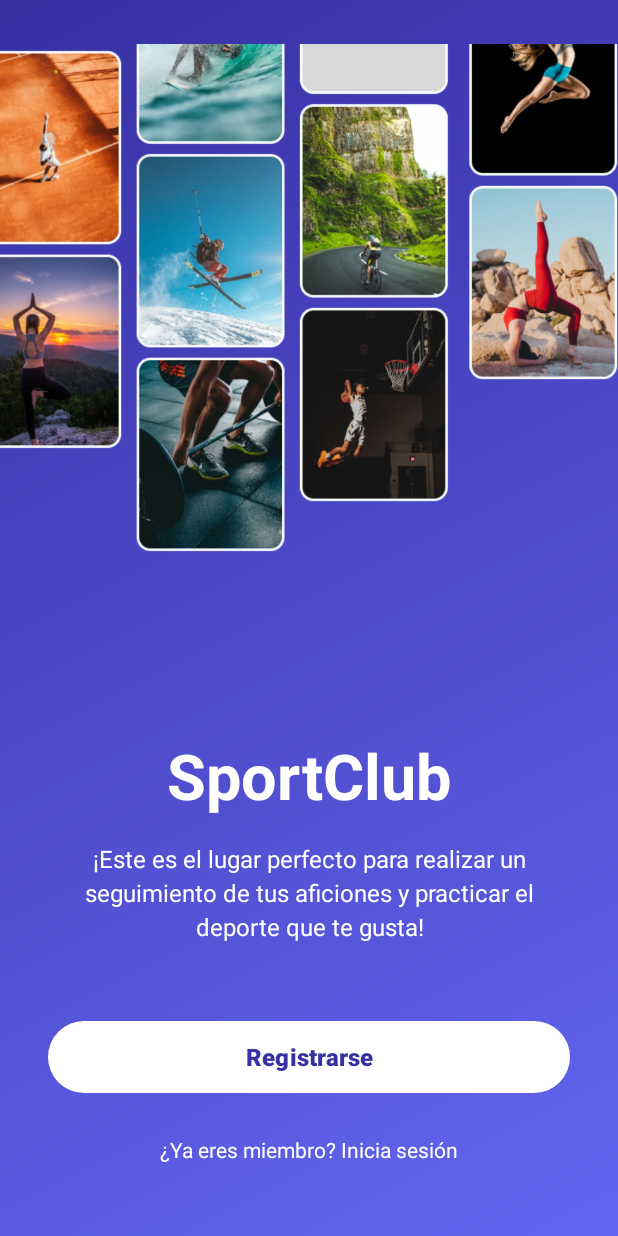
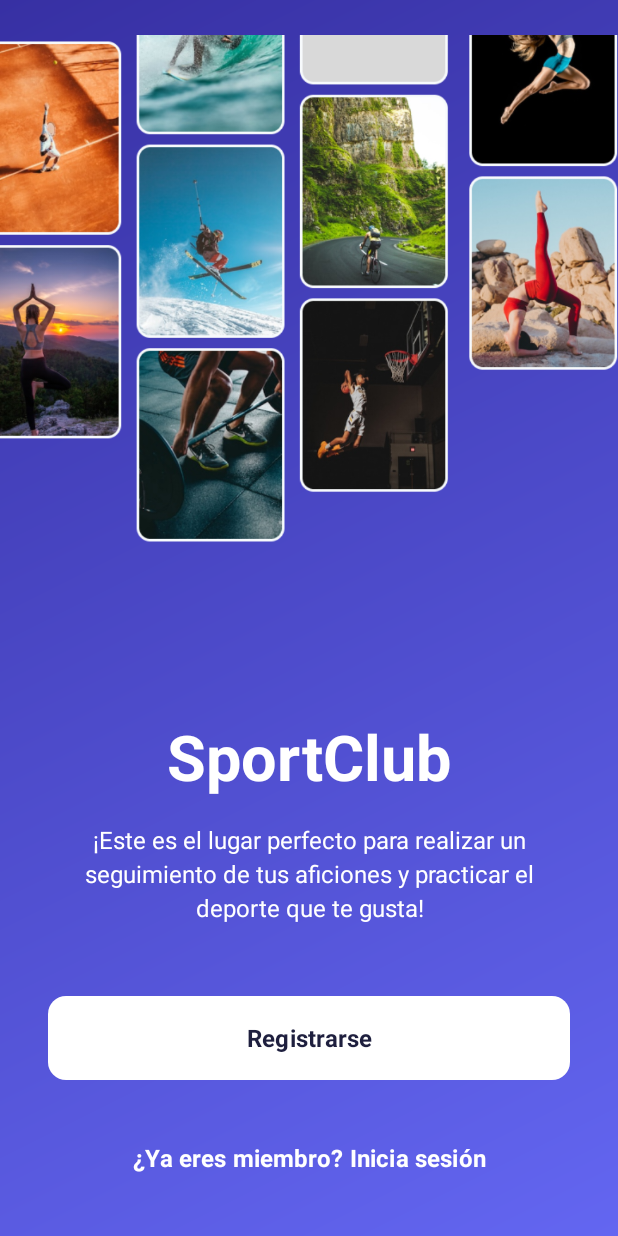
Before and after one commit to acmaccan/club-deportivo, an Android app: the screen it shows after launch (MainActivity), on a phone screen of 412 x 824 dp. Run offline under Robolectric (Android 15) with nearby library versions, the phone set to English and light mode, and no system bars.

Commit message:
chore: create button component

```diff
--- a/app/build.gradle.kts
+++ b/app/build.gradle.kts
@@ -1,6 +1,7 @@
 plugins {
     alias(libs.plugins.android.application)
     alias(libs.plugins.jetbrains.kotlin.android)
+    id("com.diffplug.spotless") version "6.22.0"
 }
 
 android {
@@ -22,7 +23,7 @@ android {
             isMinifyEnabled = false
             proguardFiles(
                 getDefaultProguardFile("proguard-android-optimize.txt"),
-                "proguard-rules.pro"
+                "proguard-rules.pro",
             )
         }
     }
@@ -35,6 +36,20 @@ android {
     }
 }
 
+spotless {
+    kotlin {
+        ktlint()
+            .userData(
+                mapOf(
+                    "insert_final_newline" to "true",
+                ),
+            )
+    }
+    kotlinGradle {
+        ktlint()
+    }
+}
+
 dependencies {
 
     implementation(libs.androidx.core.ktx)
@@ -43,7 +58,12 @@ dependencies {
     implementation(libs.androidx.activity)
     implementation(libs.androidx.constraintlayout)
     implementation(libs.filament.android)
+
     testImplementation(libs.junit)
     androidTestImplementation(libs.androidx.junit)
     androidTestImplementation(libs.androidx.espresso.core)
 }
+
+tasks.check {
+    dependsOn(tasks.spotlessCheck)
+}
--- /dev/null
+++ b/app/src/main/java/com/example/club_deportivo/CustomButton.kt
@@ -0,0 +1,109 @@
+package com.example.club_deportivo
+
+import android.content.Context
+import android.util.AttributeSet
+import androidx.core.content.ContextCompat
+import com.google.android.material.button.MaterialButton
+
+class CustomButton @JvmOverloads constructor(
+    context: Context,
+    attrs: AttributeSet? = null,
+    defStyleAttr: Int = com.google.android.material.R.attr.materialButtonStyle
+) : MaterialButton(context, attrs, defStyleAttr) {
+
+    enum class ButtonColor { PRIMARY, DANGER, WHITE }
+    enum class ButtonVariant { FILLED, TEXT }
+    enum class ButtonState { ENABLED, DISABLED }
+
+    private var buttonColor: ButtonColor = ButtonColor.PRIMARY
+    private var buttonVariant: ButtonVariant = ButtonVariant.FILLED
+    private var buttonState: ButtonState = ButtonState.ENABLED
+
+    init {
+        attrs?.let { setupAttributes(it) }
+        applyButtonStyle()
+    }
+
+    private fun setupAttributes(attrs: AttributeSet) {
+        val typedArray = context.obtainStyledAttributes(attrs, R.styleable.CustomButton)
+
+        try {
+            text = typedArray.getString(R.styleable.CustomButton_buttonText) ?: ""
+
+            buttonColor = ButtonColor.entries[
+                typedArray.getInt(R.styleable.CustomButton_buttonColor, 0)
+            ]
+
+            buttonVariant = ButtonVariant.entries[
+                typedArray.getInt(R.styleable.CustomButton_buttonVariant, 0)
+            ]
+
+            buttonState = ButtonState.entries[
+                typedArray.getInt(R.styleable.CustomButton_buttonState, 0)
+            ]
+
+            val cornerRadius = typedArray.getDimension(R.styleable.CustomButton_buttonCornerRadius, 12f)
+            setCornerRadius(cornerRadius)
+
+        } finally {
+            typedArray.recycle()
+        }
+    }
+
+    private fun applyButtonStyle() {
+        when (buttonVariant) {
+            ButtonVariant.FILLED -> applyFilledStyle()
+            ButtonVariant.TEXT -> applyTextStyle()
+        }
+
+        updateButtonState()
+    }
+
+    private fun applyFilledStyle() {
+        backgroundTintList = null
+        when (buttonColor) {
+            ButtonColor.PRIMARY -> {
+                background = ContextCompat.getDrawable(context, R.drawable.custom_button_primary)
+                setTextColor(ContextCompat.getColor(context, R.color.white))
+            }
+            ButtonColor.DANGER -> {
+                background = ContextCompat.getDrawable(context, R.drawable.custom_button_danger)
+                setTextColor(ContextCompat.getColor(context, R.color.white))
+            }
+            ButtonColor.WHITE -> {
+                background = ContextCompat.getDrawable(context, R.drawable.custom_button_white)
+                setTextColor(ContextCompat.getColor(context, R.color.secondary_main))
+            }
+        }
+        applyCommonStyle()
+    }
+
+    private fun applyTextStyle() {
+        backgroundTintList = ContextCompat.getColorStateList(context, android.R.color.transparent)
+        when (buttonColor) {
+            ButtonColor.PRIMARY -> setTextColor(ContextCompat.getColor(context, R.color.primary_main))
+            ButtonColor.DANGER -> setTextColor(ContextCompat.getColor(context, R.color.error_main))
+            ButtonColor.WHITE -> setTextColor(ContextCompat.getColor(context, R.color.white))
+        }
+        applyCommonStyle()
+    }
+
+    private fun applyCommonStyle() {
+        strokeWidth = 0
+        textSize = 16f
+        typeface = android.graphics.Typeface.DEFAULT_BOLD
+    }
+
+    private fun updateButtonState() {
+        isEnabled = buttonState == ButtonState.ENABLED
+        alpha = if (buttonState == ButtonState.ENABLED) 1.0f else 0.6f
+
+        if (buttonState == ButtonState.DISABLED) {
+            setTextColor(ContextCompat.getColor(context, R.color.neutral_main))
+        }
+    }
+
+    private fun setCornerRadius(radius: Float) {
+        cornerRadius = radius.toInt()
+    }
+}
--- /dev/null
+++ b/app/src/main/res/drawable/custom_button_danger.xml
@@ -0,0 +1,21 @@
+<?xml version="1.0" encoding="utf-8"?>
+<selector xmlns:android="http://schemas.android.com/apk/res/android">
+    <item android:state_pressed="true">
+        <shape android:shape="rectangle">
+            <solid android:color="@color/error_main"/>
+            <corners android:radius="12dp"/>
+        </shape>
+    </item>
+    <item android:state_enabled="false">
+        <shape android:shape="rectangle">
+            <solid android:color="@color/neutral_light"/>
+            <corners android:radius="12dp"/>
+        </shape>
+    </item>
+    <item>
+        <shape android:shape="rectangle">
+            <solid android:color="@color/error_main"/>
+            <corners android:radius="12dp"/>
+        </shape>
+    </item>
+</selector>
--- /dev/null
+++ b/app/src/main/res/drawable/custom_button_primary.xml
@@ -0,0 +1,21 @@
+<?xml version="1.0" encoding="utf-8"?>
+<selector xmlns:android="http://schemas.android.com/apk/res/android">
+    <item android:state_pressed="true">
+        <shape android:shape="rectangle">
+            <solid android:color="@color/primary_main"/>
+            <corners android:radius="12dp"/>
+        </shape>
+    </item>
+    <item android:state_enabled="false">
+        <shape android:shape="rectangle">
+            <solid android:color="@color/neutral_light"/>
+            <corners android:radius="12dp"/>
+        </shape>
+    </item>
+    <item>
+        <shape android:shape="rectangle">
+            <solid android:color="@color/primary_main"/>
+            <corners android:radius="12dp"/>
+        </shape>
+    </item>
+</selector>
--- /dev/null
+++ b/app/src/main/res/drawable/custom_button_white.xml
@@ -0,0 +1,21 @@
+<?xml version="1.0" encoding="utf-8"?>
+<selector xmlns:android="http://schemas.android.com/apk/res/android">
+    <item android:state_pressed="true">
+        <shape android:shape="rectangle">
+            <solid android:color="@color/white"/>
+            <corners android:radius="12dp"/>
+        </shape>
+    </item>
+    <item android:state_enabled="false">
+        <shape android:shape="rectangle">
+            <solid android:color="@color/neutral_light"/>
+            <corners android:radius="12dp"/>
+        </shape>
+    </item>
+    <item>
+        <shape android:shape="rectangle">
+            <solid android:color="@color/white"/>
+            <corners android:radius="12dp"/>
+        </shape>
+    </item>
+</selector>
--- a/app/src/main/res/layout/activity_main.xml
+++ b/app/src/main/res/layout/activity_main.xml
@@ -52,17 +52,14 @@
         app:layout_constraintEnd_toEndOf="parent"
         app:layout_constraintBottom_toTopOf="@+id/registerButton" />
 
-    <com.google.android.material.button.MaterialButton
+    <com.example.club_deportivo.CustomButton
         android:id="@+id/registerButton"
         android:layout_width="0dp"
         android:layout_height="56dp"
-        android:text="@string/sign_up"
-        android:textColor="@color/primary_blue"
-        android:textSize="16sp"
-        android:textStyle="bold"
-        app:backgroundTint="@android:color/white"
-        app:cornerRadius="28dp"
-        app:strokeWidth="0dp"
+        app:buttonText="@string/sign_up"
+        app:buttonColor="white"
+        app:buttonVariant="filled"
+        app:buttonState="enabled"
         android:layout_marginStart="32dp"
         android:layout_marginEnd="32dp"
         android:layout_marginBottom="24dp"
@@ -70,16 +67,19 @@
         app:layout_constraintEnd_toEndOf="parent"
         app:layout_constraintBottom_toTopOf="@+id/loginText" />
 
-    <TextView
+    <com.example.club_deportivo.CustomButton
         android:id="@+id/loginText"
-        android:layout_width="wrap_content"
-        android:layout_height="wrap_content"
-        android:text="@string/sign_in"
-        android:textColor="@android:color/white"
-        android:textSize="14sp"
-        android:layout_marginBottom="48dp"
-        app:layout_constraintStart_toStartOf="parent"
+        android:layout_width="0dp"
+        android:layout_height="56dp"
+        app:buttonText="@string/sign_in"
+        app:buttonColor="white"
+        app:buttonVariant="text"
+        app:buttonState="enabled"
+        android:layout_marginStart="32dp"
+        android:layout_marginEnd="32dp"
+        android:layout_marginBottom="24dp"
+        app:layout_constraintBottom_toBottomOf="parent"
         app:layout_constraintEnd_toEndOf="parent"
-        app:layout_constraintBottom_toBottomOf="parent" />
+        app:layout_constraintStart_toStartOf="parent" />
 
 </androidx.constraintlayout.widget.ConstraintLayout>
--- /dev/null
+++ b/app/src/main/res/values/attrs.xml
@@ -0,0 +1,28 @@
+<?xml version="1.0" encoding="utf-8"?>
+<resources>
+    <declare-styleable name="CustomButton">
+        <attr name="buttonText" format="string" />
+
+        <!-- Color variants -->
+        <attr name="buttonColor" format="enum">
+            <enum name="primary" value="0" />
+            <enum name="danger" value="1" />
+            <enum name="white" value="2" />
+        </attr>
+
+        <!-- Style variants -->
+        <attr name="buttonVariant" format="enum">
+            <enum name="filled" value="0" />
+            <enum name="text" value="1" />
+        </attr>
+
+        <!-- Corner radius -->
+        <attr name="buttonCornerRadius" format="dimension" />
+
+        <!-- State variants -->
+        <attr name="buttonState" format="enum">
+            <enum name="enabled" value="0" />
+            <enum name="disabled" value="1" />
+        </attr>
+    </declare-styleable>
+</resources>
--- a/app/src/main/res/values/colors.xml
+++ b/app/src/main/res/values/colors.xml
@@ -2,5 +2,14 @@
 <resources>
     <color name="black">#FF000000</color>
     <color name="white">#FFFFFFFF</color>
+
     <color name="primary_blue">#3730A3</color>
+    <color name="primary_main">#5476FC</color>
+
+    <color name="secondary_main">#1E1F3E</color>
+
+    <color name="neutral_light">#EDEDED</color>
+    <color name="neutral_main">#474747</color>
+
+    <color name="error_main">#E00043</color>
 </resources>
--- a/build.gradle.kts
+++ b/build.gradle.kts
@@ -2,4 +2,5 @@
 plugins {
     alias(libs.plugins.android.application) apply false
     alias(libs.plugins.jetbrains.kotlin.android) apply false
+    id("com.diffplug.spotless") version "6.22.0" apply false
 }
```
